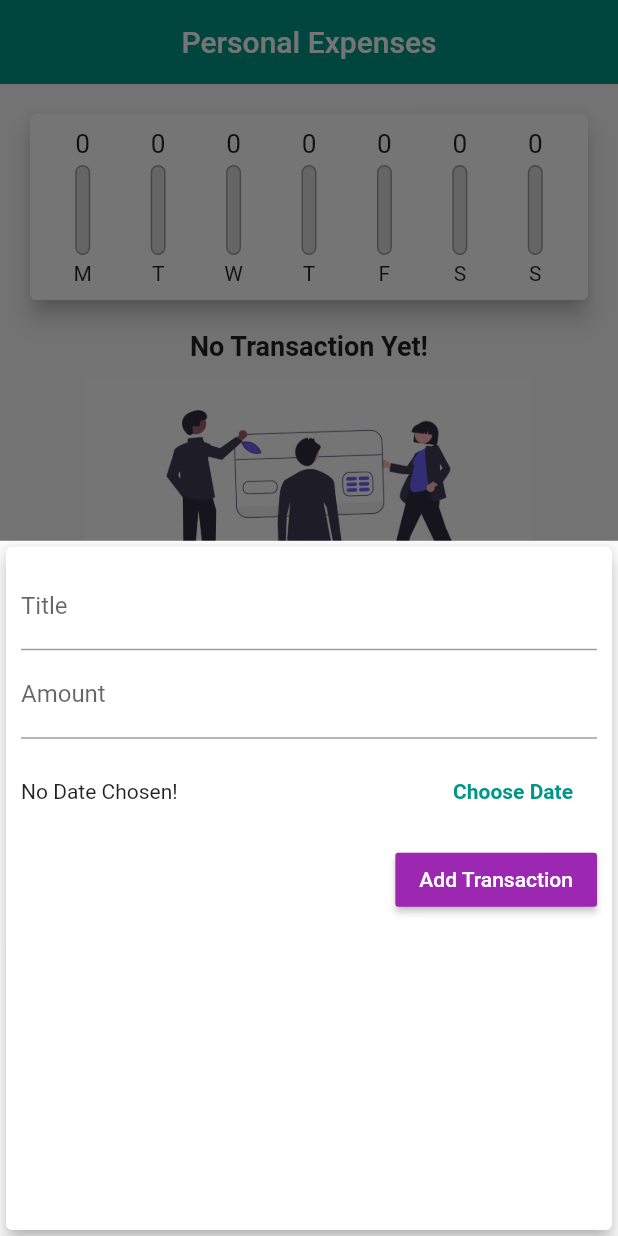
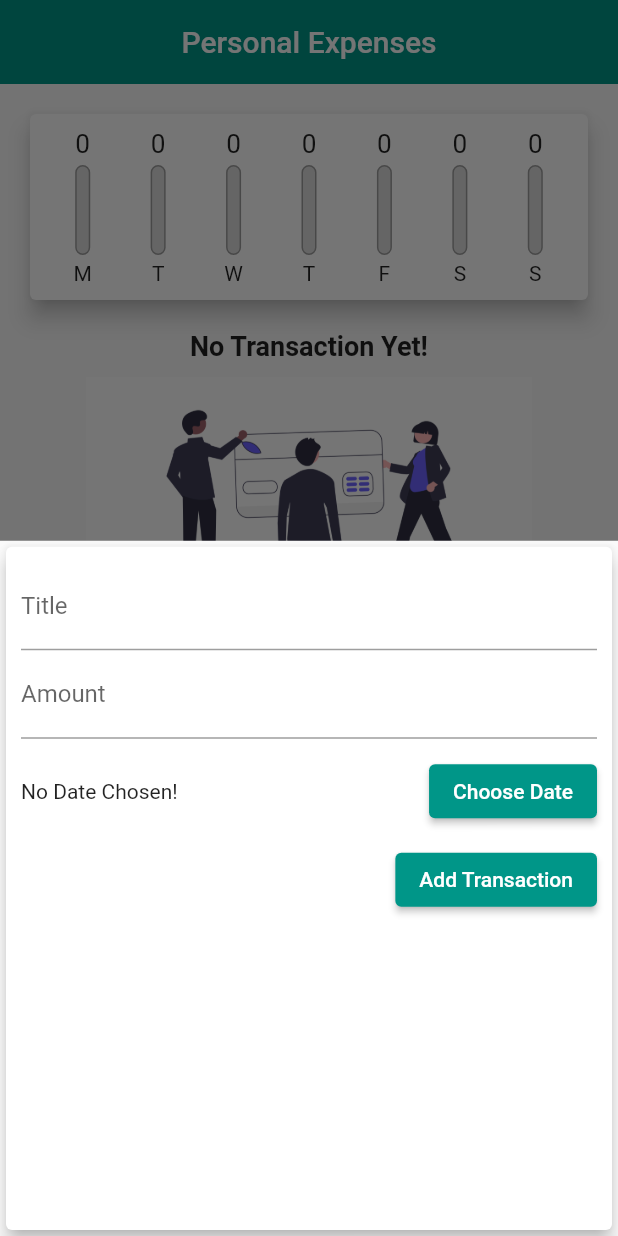
Before and after one commit to ankitpsamrat/Flutter-money-manager-app, a Flutter app: the screen it shows after launch, after a tap on the "add" icon, on a phone screen of 412 x 824 dp. Run offline on Flutter 3.47's test engine with Material 2 defaults, Android fonts, the phone set to English and light mode, and no system bars.

Commit message:
first commit

```diff
--- a/lib/models/transaction.dart
+++ b/lib/models/transaction.dart
@@ -4,9 +4,10 @@ class Transaction {
   final double amount;
   final DateTime date;
 
-  Transaction(
-      {required this.id,
-      required this.title,
-      required this.amount,
-      required this.date});
+  Transaction({
+    required this.id,
+    required this.title,
+    required this.amount,
+    required this.date,
+  });
 }
--- a/lib/widgets/new_transaction.dart
+++ b/lib/widgets/new_transaction.dart
@@ -15,8 +15,9 @@ class NewTransaction extends StatefulWidget {
 }
 
 class _NewTransactionState extends State<NewTransaction> {
+  //
+
   final _titleController = TextEditingController();
-
   final _amountController = TextEditingController();
 
   DateTime? _selectedDate;
@@ -91,27 +92,35 @@ class _NewTransactionState extends State<NewTransaction> {
                           : 'Picked Date: ${DateFormat.yMd().format(_selectedDate!)}',
                     ),
                   ),
-                  FlatButton(
-                    textColor: Theme.of(context).primaryColor,
-                    child: const Text(
-                      'Choose Date',
-                      style: TextStyle(
-                        fontWeight: FontWeight.bold,
-                      ),
-                    ),
+                  ElevatedButton(
                     onPressed: _presentDatePicker,
+                    child: const Text('Choose Date'),
                   ),
+                  // FlatButton(
+                  //   textColor: Theme.of(context).primaryColor,
+                  //   child: const Text(
+                  //     'Choose Date',
+                  //     style: TextStyle(
+                  //       fontWeight: FontWeight.bold,
+                  //     ),
+                  //   ),
+                  //   onPressed: _presentDatePicker,
+                  // ),
                 ],
               ),
             ),
-            RaisedButton(
-              child: const Text(
-                'Add Transaction',
-              ),
-              color: Colors.purple,
-              textColor: Colors.white,
+            ElevatedButton(
               onPressed: _submitData,
+              child: const Text('Add Transaction'),
             ),
+            // RaisedButton(
+            //   child: const Text(
+            //     'Add Transaction',
+            //   ),
+            //   color: Colors.purple,
+            //   textColor: Colors.white,
+            //   onPressed: _submitData,
+            // ),
           ],
         ),
       ),
--- a/lib/widgets/transaction_list.dart
+++ b/lib/widgets/transaction_list.dart
@@ -28,9 +28,7 @@ class TransactionList extends StatelessWidget {
                     fontWeight: FontWeight.bold,
                   ),
                 ),
-                const SizedBox(
-                  height: 10,
-                ),
+                const SizedBox(height: 10),
                 Container(
                   height: 200,
                   child: Image.asset(
@@ -41,6 +39,7 @@ class TransactionList extends StatelessWidget {
               ],
             )
           : ListView.builder(
+              itemCount: transaction.length,
               itemBuilder: (ctx, index) {
                 return Card(
                   elevation: 5,
@@ -54,9 +53,7 @@ class TransactionList extends StatelessWidget {
                       child: Padding(
                         padding: const EdgeInsets.all(6),
                         child: FittedBox(
-                          child: Text(
-                            '₹' '${transaction[index].amount}',
-                          ),
+                          child: Text('₹' '${transaction[index].amount}'),
                         ),
                       ),
                     ),
@@ -79,7 +76,6 @@ class TransactionList extends StatelessWidget {
                   ),
                 );
               },
-              itemCount: transaction.length,
             ),
     );
   }
```
Also changed, not shown: lib/main.dart (+2 -6 lines), lib/widgets/chart_bar.dart (+2 -8 lines), pubspec.lock.
